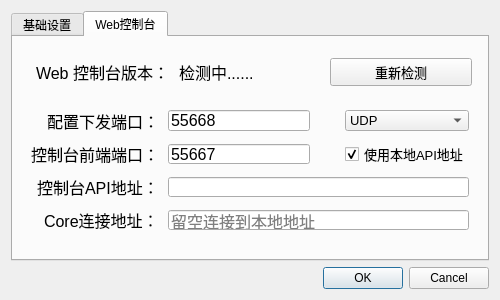
Above: Qt_UI/setting.ui from myqfeng/qt-easy-tier before the change. Below: the same form after it.
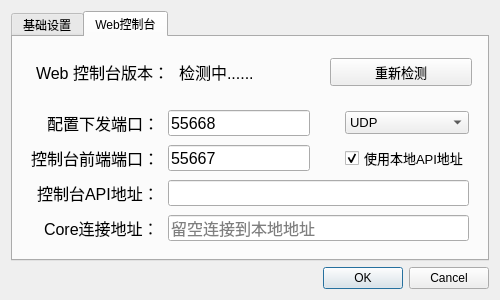
That is the form after the change. Icons and pictures are not drawn.

```diff
--- a/Qt_UI/setting.ui
+++ b/Qt_UI/setting.ui
@@ -332,13 +332,10 @@
            <number>9</number>
           </property>
           <property name="bottomMargin">
-           <number>20</number>
-          </property>
-          <property name="horizontalSpacing">
            <number>9</number>
           </property>
-          <property name="verticalSpacing">
-           <number>13</number>
+          <property name="spacing">
+           <number>9</number>
           </property>
           <item row="0" column="2" alignment="Qt::AlignmentFlag::AlignLeft">
            <widget class="QLineEdit" name="confSendEdit">
```
